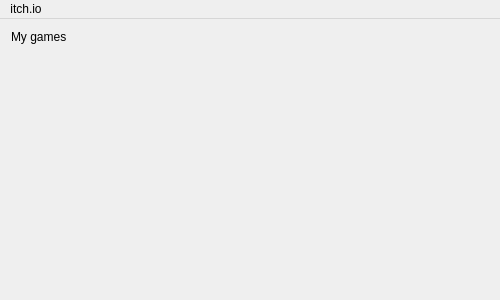
First picture: the form in gameswindow.ui, repository leafo/itchio-app-old, before the edit.
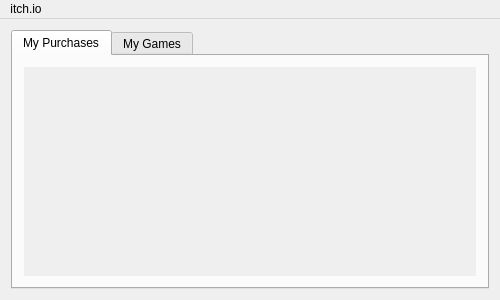
Second picture: the form after the edit.

Commit message: pull owned games and view in new tab

Patch:
```diff
--- a/gameswindow.ui
+++ b/gameswindow.ui
@@ -14,16 +14,113 @@
    <string>GamesWindow</string>
   </property>
   <widget class="QWidget" name="centralWidget">
+   <layout class="QVBoxLayout" name="verticalLayout_2">
+    <item>
+     <widget class="QTabWidget" name="tabWidget">
+      <property name="palette">
+       <palette>
+        <active>
+         <colorrole role="Base">
+          <brush brushstyle="SolidPattern">
+           <color alpha="255">
+            <red>51</red>
+            <green>51</green>
+            <blue>51</blue>
+           </color>
+          </brush>
+         </colorrole>
+        </active>
+        <inactive>
+         <colorrole role="Base">
+          <brush brushstyle="SolidPattern">
+           <color alpha="255">
+            <red>51</red>
+            <green>51</green>
+            <blue>51</blue>
+           </color>
+          </brush>
+         </colorrole>
+        </inactive>
+        <disabled>
+         <colorrole role="Base">
+          <brush brushstyle="SolidPattern">
+           <color alpha="255">
+            <red>240</red>
+            <green>240</green>
+            <blue>240</blue>
+           </color>
+          </brush>
+         </colorrole>
+        </disabled>
+       </palette>
+      </property>
+      <property name="autoFillBackground">
+       <bool>false</bool>
+      </property>
+      <property name="currentIndex">
+       <number>0</number>
+      </property>
+      <widget class="QWidget" name="tab">
+       <property name="sizePolicy">
+        <sizepolicy hsizetype="Expanding" vsizetype="Expanding">
+         <horstretch>0</horstretch>
+         <verstretch>0</verstretch>
+        </sizepolicy>
+       </property>
+       <attribute name="title">
+        <string>My Purchases</string>
+       </attribute>
    <layout class="QVBoxLayout" name="verticalLayout">
     <item>
-     <widget class="QLabel" name="label">
-      <property name="text">
-       <string>My games</string>
-      </property>
-     </widget>
-    </item>
+         <widget class="QScrollArea" name="myPurchasesScroller">
+          <property name="layoutDirection">
+           <enum>Qt::LeftToRight</enum>
+          </property>
+          <property name="frameShape">
+           <enum>QFrame::NoFrame</enum>
+          </property>
+          <property name="frameShadow">
+           <enum>QFrame::Sunken</enum>
+          </property>
+          <property name="widgetResizable">
+           <bool>true</bool>
+          </property>
+          <widget class="QWidget" name="scrollAreaWidgetContents_3">
+           <property name="geometry">
+            <rect>
+             <x>0</x>
+             <y>0</y>
+             <width>458</width>
+             <height>217</height>
+            </rect>
+           </property>
+           <property name="sizePolicy">
+            <sizepolicy hsizetype="Expanding" vsizetype="Expanding">
+             <horstretch>0</horstretch>
+             <verstretch>0</verstretch>
+            </sizepolicy>
+           </property>
+           <property name="autoFillBackground">
+            <bool>true</bool>
+           </property>
+          </widget>
+         </widget>
+        </item>
+       </layout>
+      </widget>
+      <widget class="QWidget" name="tab_2">
+       <property name="sizePolicy">
+        <sizepolicy hsizetype="Expanding" vsizetype="Expanding">
+         <horstretch>0</horstretch>
+         <verstretch>0</verstretch>
+        </sizepolicy>
+       </property>
+       <attribute name="title">
+        <string>My Games</string>
+       </attribute>
+       <layout class="QVBoxLayout" name="verticalLayout_3">
     <item>
-     <widget class="QScrollArea" name="gameScroller">
+         <widget class="QScrollArea" name="myGameScroller">
       <property name="layoutDirection">
        <enum>Qt::LeftToRight</enum>
       </property>
@@ -41,13 +138,23 @@
         <rect>
          <x>0</x>
          <y>0</y>
-         <width>484</width>
-         <height>246</height>
-        </rect>
-       </property>
+             <width>458</width>
+             <height>217</height>
+            </rect>
+           </property>
+           <property name="sizePolicy">
+            <sizepolicy hsizetype="Expanding" vsizetype="Expanding">
+             <horstretch>0</horstretch>
+             <verstretch>0</verstretch>
+            </sizepolicy>
+           </property>
        <property name="autoFillBackground">
         <bool>true</bool>
        </property>
+          </widget>
+         </widget>
+        </item>
+       </layout>
       </widget>
      </widget>
     </item>
```
Left out of the diff: 4 changed lines with no effect on the pictures. Lines whose indentation alone changed are shown as unchanged. The commit also changes 4 other files.
